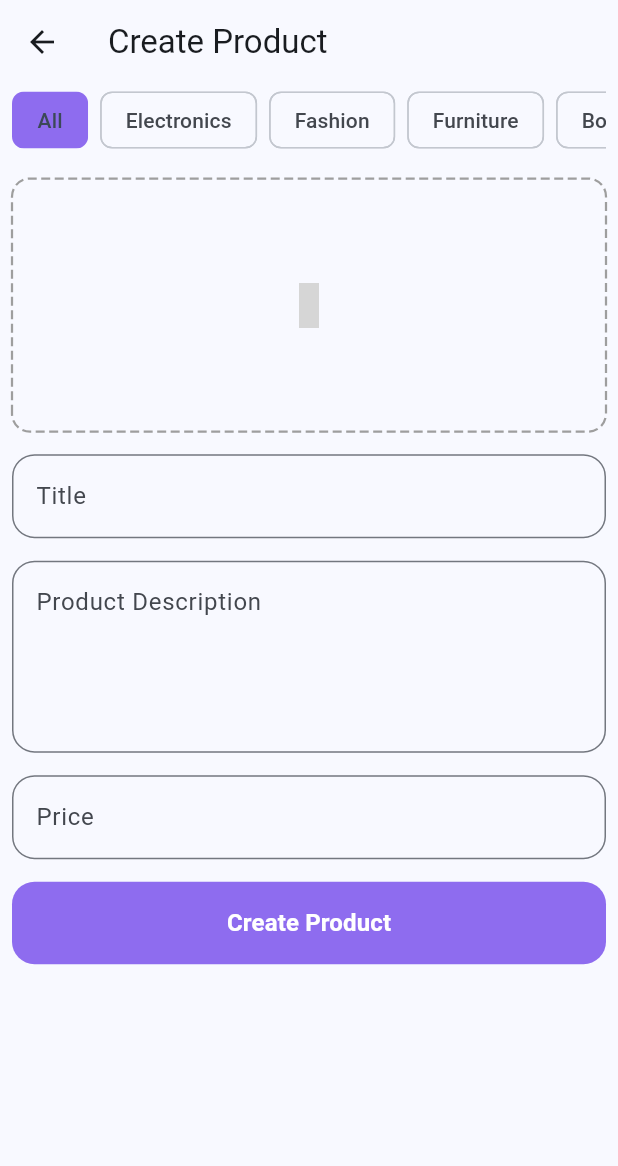
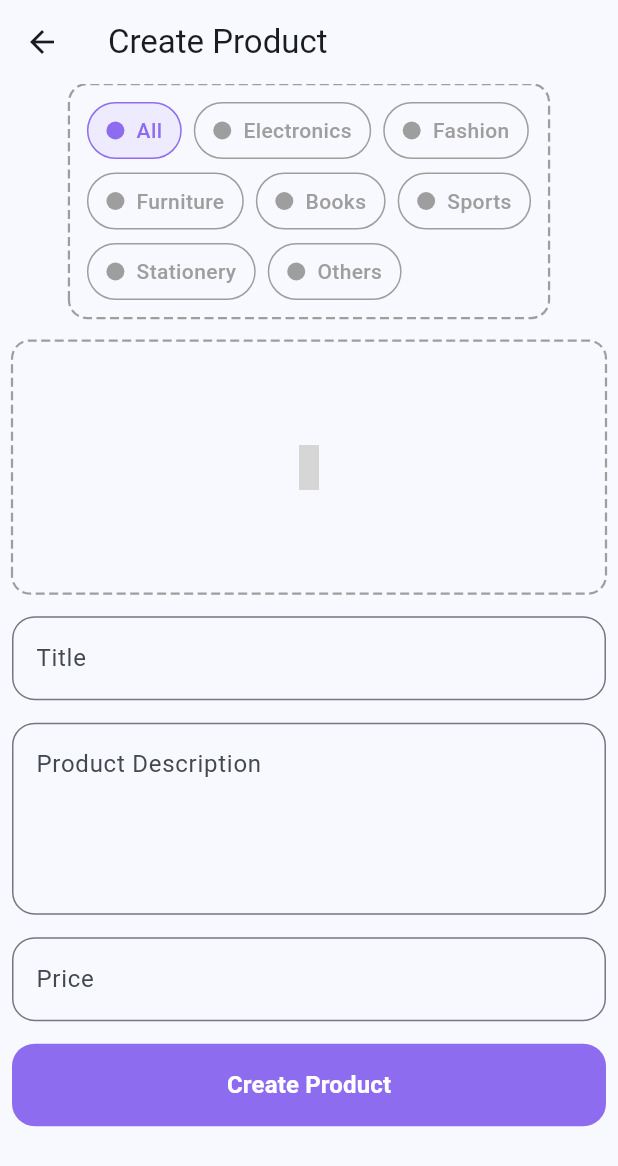
Before and after one commit to MujahidAmin1/shopify, a Flutter app: the screen it shows once a user with an empty profile is signed in, after a tap on "Nav", on a phone screen of 412 x 824 dp. Shown: the top 1166 px of the screen. Run offline on Flutter 3.47's test engine with Material 3 defaults, Android fonts, the phone set to English and light mode, and no system bars; drawn by our look-alikes of dotted_border; our stand-ins replace cloud_firestore, firebase_auth, firebase_core, firebase_storage, flutter_spinkit, google_sign_in and 2 more; accounts and stored records are empty; network calls fail; grey boxes are pictures that could not be loaded.

```diff
--- a/lib/services/database/database.dart
+++ b/lib/services/database/database.dart
@@ -63,8 +63,6 @@ class DatabaseService {
       final storage = FirebaseStorage.instance;
       List<String> downloadUrls = [];
       final uid = FirebaseAuth.instance.currentUser!.uid;
-
-      // Loop through the image files and upload each
       for (int i = 0; i < imageFiles.length; i++) {
         final ref =
             storage.ref().child('products/$uid/$productId/image_$i.jpg');
@@ -75,7 +73,6 @@ class DatabaseService {
 
         downloadUrls.add(url);
       }
-
       return downloadUrls;
     } on Exception catch (e) {
       log(e.toString());
@@ -176,10 +173,14 @@ class DatabaseService {
 
   Stream<List<Product>> getAllProducts() {
     try {
+      if (_auth.currentUser == null) {
+        return Stream.value([]);
+      }
       final productDoc = _fire.collection("products");
       return productDoc.snapshots().map((snaps) =>
           snaps.docs.map((doc) => Product.fromMap(doc.data())).toList());
     } on Exception catch (e) {
+      log(e.toString());
       throw Exception(e);
     }
   }
--- a/lib/views/screens/create_product.dart
+++ b/lib/views/screens/create_product.dart
@@ -8,6 +8,7 @@ import 'package:image_picker/image_picker.dart';
 import 'package:shopify/models/product.dart';
 import 'package:shopify/services/database/database.dart';
 import 'package:shopify/utils/navigate.dart';
+import 'package:shopify/views/widgets/category_chips.dart';
 import 'package:uuid/uuid.dart';
 import '../widgets/imgBuildIconBtn.dart';
 
@@ -102,27 +103,33 @@ class _CreateProductState extends State<CreateProduct> {
             Column(
               spacing: 15,
               children: [
-                SingleChildScrollView(
-                  scrollDirection: Axis.horizontal,
-                  child: Row(
+                DottedBorder(
+                  padding: EdgeInsets.all(12),
+                  color: Colors.grey, // border color
+                  strokeWidth: 1.5,
+                  dashPattern: [6, 3], // [dash length, space length]
+                  borderType: BorderType.RRect,
+                  radius: Radius.circular(12),
+                  child: Wrap(
+                    runSpacing: 9,
                     spacing: 8,
-                    children: Category.values
-                        .map(
-                          (value) => ChoiceChip(
-                            showCheckmark: false,
-                            selectedColor: Color(0xff8E6CEF),
-                            label: Text(
-                                "${value.name[0].toUpperCase()}${value.name.substring(1)}"),
-                            selected: selectedIndex == value.index,
-                            onSelected: (bool selected) {
-                              setState(() {
-                                selectedIndex =
-                                    selected ? value.index : selectedIndex;
-                              });
-                            },
-                          ),
-                        )
-                        .toList(),
+                    children: [
+                      ...Category.values.map(
+                        (value) => CategoryChips(
+                          selectedColor: Color(0xff8E6CEF),
+                          label:
+                              "${value.name[0].toUpperCase()}${value.name.substring(1)}",
+                          isSelected: selectedIndex == value.index,
+                          onTap: () {
+                            setState(
+                              () {
+                                selectedIndex = value.index;
+                              },
+                            );
+                          },
+                        ),
+                      )
+                    ],
                   ),
                 ),
                 _selectedImages!.isEmpty
--- a/lib/views/screens/home.dart
+++ b/lib/views/screens/home.dart
@@ -35,23 +35,23 @@ class _MyHomePageState extends State<MyHomePage> {
         onDestinationSelected: btmNavBarProvider.changeIndex,
         destinations: [
           NavigationDestination(
-            selectedIcon: Icon(Iconsax.home_copy),
-            icon: Icon(Iconsax.home),
+            selectedIcon: Icon(Iconsax.home),
+            icon: Icon(Iconsax.home_copy),
             label: 'Home',
           ),
           const NavigationDestination(
-            selectedIcon: Icon(Iconsax.notification_copy),
-            icon: Icon(Iconsax.notification),
+            selectedIcon: Icon(Iconsax.notification),
+            icon: Icon(Iconsax.notification_copy),
             label: 'Notifications',
           ),
           const NavigationDestination(
-            selectedIcon: Icon(Iconsax.bookmark_copy),
-            icon: Icon(Iconsax.bookmark),
+            selectedIcon: Icon(Iconsax.bookmark),
+            icon: Icon(Iconsax.bookmark_copy),
             label: 'Orders',
           ),
           const NavigationDestination(
-            selectedIcon: Icon(Iconsax.profile_2user_copy),
-            icon: Icon(Iconsax.profile_2user),
+            selectedIcon: Icon(Iconsax.profile_2user),
+            icon: Icon(Iconsax.profile_2user_copy),
             label: 'Profile',
           ),
         ],
--- a/lib/views/screens/navbar_screens/firstscreen.dart
+++ b/lib/views/screens/navbar_screens/firstscreen.dart
@@ -1,9 +1,14 @@
 import 'package:flutter/material.dart';
+import 'package:flutter_spinkit/flutter_spinkit.dart';
 import 'package:iconsax_flutter/iconsax_flutter.dart';
 import 'package:shopify/models/product.dart';
+import 'package:shopify/services/database/database.dart';
 import 'package:shopify/utils/ktextStyle.dart';
 import 'package:shopify/utils/navigate.dart';
 import 'package:shopify/views/screens/create_product.dart';
+import 'package:shopify/views/screens/product_detailed_screen.dart';
+import 'package:shopify/views/widgets/category_chips.dart';
+import 'package:shopify/views/widgets/productdisplay_widget.dart';
 
 class Firstscreen extends StatefulWidget {
   const Firstscreen({super.key});
@@ -14,6 +19,7 @@ class Firstscreen extends StatefulWidget {
 
 class _FirstscreenState extends State<Firstscreen> {
   int _selectedIndex = 0;
+  DatabaseService databaseService = DatabaseService();
   @override
   Widget build(BuildContext context) {
     return Scaffold(
@@ -41,15 +47,14 @@ class _FirstscreenState extends State<Firstscreen> {
                 spacing: 8,
                 children: Category.values
                     .map(
-                      (value) => ChoiceChip(
-                        showCheckmark: false,
+                      (value) => CategoryChips(
                         selectedColor: Color(0xff8E6CEF),
-                        label: Text("${value.name[0].toUpperCase()}${value.name.substring(1)}"),
-                        selected: _selectedIndex == value.index,
-                        onSelected: (bool selected) {
+                        label:
+                            "${value.name[0].toUpperCase()}${value.name.substring(1)}",
+                        isSelected: _selectedIndex == value.index,
+                        onTap: () {
                           setState(() {
-                            _selectedIndex =
-                                selected ? value.index : _selectedIndex;
+                            _selectedIndex = value.index;
                           });
                         },
                       ),
@@ -58,6 +63,50 @@ class _FirstscreenState extends State<Firstscreen> {
               ),
             ),
             const SizedBox(height: 10),
+            StreamBuilder<List<Product>>(
+                stream: databaseService.getAllProducts(),
+                builder: (context, snapshot) {
+                  if (snapshot.connectionState == ConnectionState.waiting) {
+                    return Center(
+                        child: SpinKitSpinningLines(
+                      color: Colors.black,
+                    ));
+                  }
+                  if (snapshot.hasError) {
+                    return Center(
+                        child: Text(
+                      snapshot.error!.toString(),
+                      style: kTextStyle(color: Colors.white),
+                    ));
+                  }
+
+                  if (!snapshot.hasData || snapshot.data!.isEmpty) {
+                    return Center(child: Text('No Tasks available'));
+                  }
+                  List<Product> product = snapshot.data!;
+                  return Expanded(
+                    child: GridView.builder(
+                      gridDelegate: SliverGridDelegateWithFixedCrossAxisCount(
+                        crossAxisCount: 2,
+                      ),
+                      itemCount: product.length,
+                      itemBuilder: (context, index) {
+                        return GestureDetector(
+                          onTap: () {
+                            context.push(
+                                ProductDetailedScreen(product: product[index]));
+                          },
+                          child: ProductDisplay(
+                            img: product[index].imageUrls.first,
+                            title: product[index].title,
+                            description: product[index].description,
+                            price: product[index].price,
+                          ),
+                        );
+                      },
+                    ),
+                  );
+                }),
             FilledButton(
               onPressed: () => context.push(CreateProduct()),
               child: Text("Nav"),
--- /dev/null
+++ b/lib/views/widgets/category_chips.dart
@@ -0,0 +1,53 @@
+import 'package:flutter/material.dart';
+
+class CategoryChips extends StatelessWidget {
+  final String label;
+  final bool isSelected;
+  final VoidCallback onTap;
+  final Color selectedColor;
+  final Color unselectedColor;
+
+  const CategoryChips({
+    super.key,
+    required this.label,
+    required this.isSelected,
+    required this.onTap,
+    this.selectedColor = Colors.blue,
+    this.unselectedColor = Colors.grey,
+  });
+
+  @override
+  Widget build(BuildContext context) {
+    return InkWell(
+      onTap: onTap,
+      borderRadius: BorderRadius.circular(20),
+      child: Container(
+        padding: const EdgeInsets.symmetric(horizontal: 12, vertical: 8),
+        decoration: BoxDecoration(
+          color: isSelected ? selectedColor.withOpacity(0.1) : Colors.transparent,
+          border: Border.all(
+            color: isSelected ? selectedColor : unselectedColor,
+          ),
+          borderRadius: BorderRadius.circular(20),
+        ),
+        child: Row(
+          mainAxisSize: MainAxisSize.min,
+          children: [
+            CircleAvatar(
+              radius: 6,
+              backgroundColor: isSelected ? selectedColor : unselectedColor,
+            ),
+            const SizedBox(width: 8),
+            Text(
+              label,
+              style: TextStyle(
+                color: isSelected ? selectedColor : unselectedColor,
+                fontWeight: FontWeight.w500,
+              ),
+            ),
+          ],
+        ),
+      ),
+    );
+  }
+}
```
Also changed, not shown: lib/views/screens/product_detailed_screen.dart (added, +70 -0 lines), lib/views/widgets/productdisplay_widget.dart (added, +56 -0 lines).
